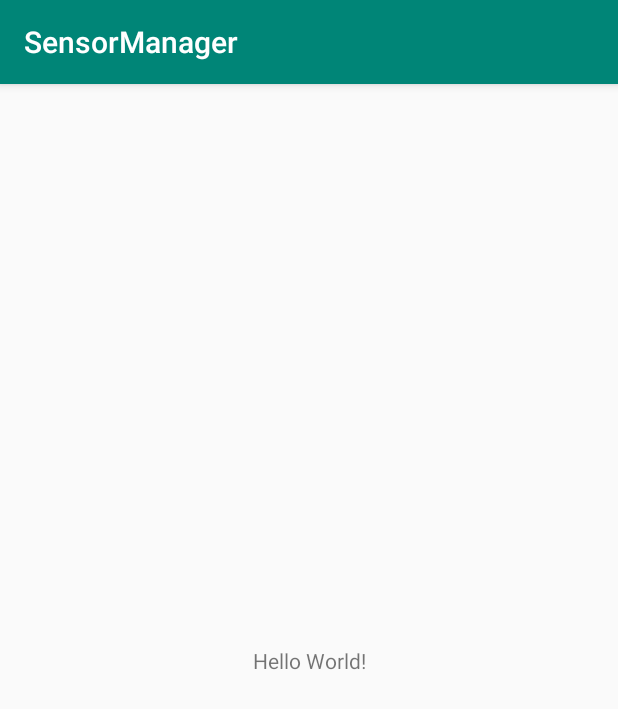
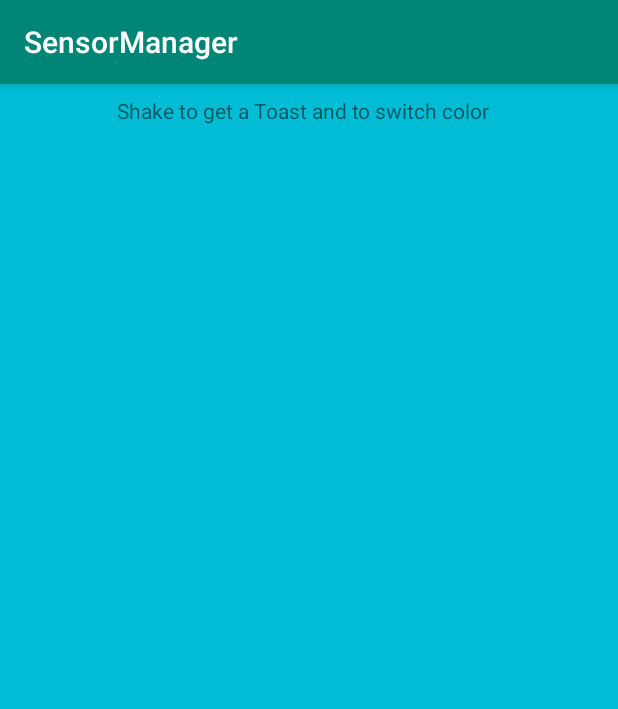
Before and after one commit to vanessahigasi/SensorManager, an Android app: the screen it shows after launch (MainActivity), on a phone screen of 412 x 824 dp. Shown: the top 709 px of the screen. Run offline under Robolectric (Android 15) with nearby library versions, the phone set to English and light mode, and no system bars.

Commit message:
Check sensor list and edit layout

```diff
--- a/app/src/main/java/com/example/sensormanager/MainActivity.java
+++ b/app/src/main/java/com/example/sensormanager/MainActivity.java
@@ -1,14 +1,39 @@
 package com.example.sensormanager;
 
+import androidx.annotation.NonNull;
 import androidx.appcompat.app.AppCompatActivity;
 
+import android.content.Context;
+import android.hardware.Sensor;
+import android.hardware.SensorManager;
 import android.os.Bundle;
+import android.widget.Toast;
+
+import java.util.List;
 
 public class MainActivity extends AppCompatActivity {
+
+    SensorManager sensorManager;
 
     @Override
     protected void onCreate(Bundle savedInstanceState) {
         super.onCreate(savedInstanceState);
         setContentView(R.layout.activity_main);
     }
+
+    @Override
+    protected void onResume() {
+        super.onResume();
+        sensorManager = (SensorManager) getSystemService(Context.SENSOR_SERVICE);
+        List <Sensor> sensorList = sensorManager.getSensorList(Sensor.TYPE_ACCELEROMETER);
+
+        StringBuilder sensorsStringBuilder = new StringBuilder();
+        for (Sensor sensor : sensorList) {
+            sensorsStringBuilder.append(sensor.getName()).append("\n");
+        }
+        Toast.makeText(this,
+                sensorsStringBuilder.toString(),
+                Toast.LENGTH_LONG).show();
+
+    }
 }
--- a/app/src/main/res/layout/activity_main.xml
+++ b/app/src/main/res/layout/activity_main.xml
@@ -4,15 +4,21 @@
     xmlns:tools="http://schemas.android.com/tools"
     android:layout_width="match_parent"
     android:layout_height="match_parent"
+    android:background="#00BCD4"
     tools:context=".MainActivity">
 
     <TextView
-        android:layout_width="wrap_content"
+        android:layout_width="@dimen/fully_strecht"
         android:layout_height="wrap_content"
-        android:text="Hello World!"
-        app:layout_constraintBottom_toBottomOf="parent"
-        app:layout_constraintLeft_toLeftOf="parent"
-        app:layout_constraintRight_toRightOf="parent"
+        android:layout_marginStart="@dimen/default_margin"
+        android:layout_marginLeft="@dimen/default_margin"
+        android:layout_marginTop="@dimen/default_margin"
+        android:layout_marginEnd="@dimen/default_margin"
+        android:layout_marginRight="@dimen/default_margin"
+        android:background="#00BCD4"
+        android:text="@string/text_shake_to"
+        app:layout_constraintEnd_toEndOf="parent"
+        app:layout_constraintStart_toStartOf="parent"
         app:layout_constraintTop_toTopOf="parent" />
 
 </androidx.constraintlayout.widget.ConstraintLayout>
--- a/app/src/main/res/values/colors.xml
+++ b/app/src/main/res/values/colors.xml
@@ -3,4 +3,7 @@
     <color name="colorPrimary">#008577</color>
     <color name="colorPrimaryDark">#00574B</color>
     <color name="colorAccent">#D81B60</color>
+
+    <color name="lightBlue">#07417A</color>
+    <color name="brightRed">#E90808</color>
 </resources>
--- /dev/null
+++ b/app/src/main/res/values/dimens.xml
@@ -0,0 +1,5 @@
+<?xml version="1.0" encoding="utf-8"?>
+<resources>
+    <dimen name="default_margin">8dp</dimen>
+    <dimen name="fully_strecht">256dp</dimen>
+</resources>
--- a/app/src/main/res/values/strings.xml
+++ b/app/src/main/res/values/strings.xml
@@ -1,3 +1,4 @@
 <resources>
     <string name="app_name">SensorManager</string>
+    <string name="text_shake_to">Shake to get a Toast and to switch color</string>
 </resources>
```
